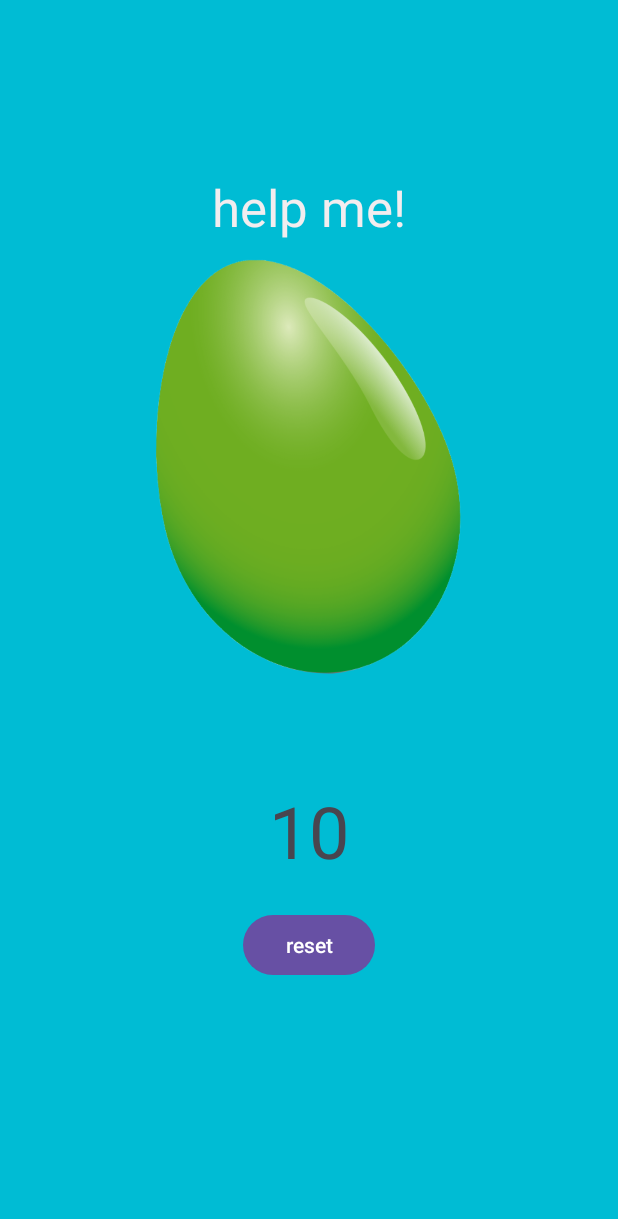
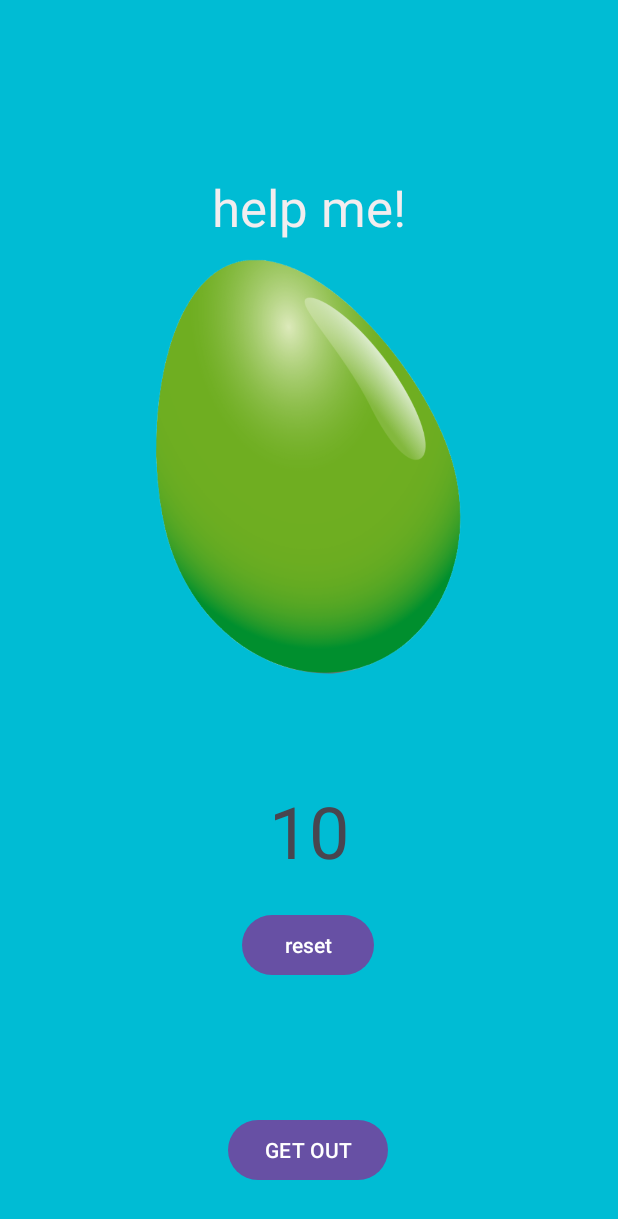
Before and after one commit to shayhaham/EggApp, an Android app: the layout activity_main.xml on its own in the app's theme, with its tools: preview values and no code run, on a phone screen of 412 x 824 dp. Shown: the top 1219 px of the screen. Run offline under Robolectric (Android 15) with nearby library versions, the phone set to English and light mode, and no system bars; Roboto replaces fonts that are not available here.

```diff
--- a/app/src/main/res/layout/activity_main.xml
+++ b/app/src/main/res/layout/activity_main.xml
@@ -53,7 +53,20 @@
         android:onClick="reset"
         android:text="reset"
         app:layout_constraintEnd_toEndOf="parent"
+        app:layout_constraintHorizontal_bias="0.498"
         app:layout_constraintStart_toStartOf="parent"
         app:layout_constraintTop_toBottomOf="@+id/textview_counter" />
 
+    <Button
+        android:id="@+id/btnGETOUT"
+        android:layout_width="wrap_content"
+        android:layout_height="wrap_content"
+        android:text="GET OUT"
+        app:layout_constraintBottom_toBottomOf="parent"
+        app:layout_constraintEnd_toEndOf="parent"
+        app:layout_constraintHorizontal_bias="0.498"
+        app:layout_constraintStart_toStartOf="parent"
+        app:layout_constraintTop_toTopOf="parent"
+        app:layout_constraintVertical_bias="0.957" />
+
 </androidx.constraintlayout.widget.ConstraintLayout>
--- a/gradle/libs.versions.toml
+++ b/gradle/libs.versions.toml
@@ -1,5 +1,5 @@
 [versions]
-agp = "8.5.1"
+agp = "8.5.2"
 junit = "4.13.2"
 junitVersion = "1.2.1"
 espressoCore = "3.6.1"
```
Also changed, not shown: app/src/main/java/haham/shay/eggapp/MainActivity.java (+43 -8 lines), app/src/main/res/layout/activity_main2.xml (+1 -9 lines).
